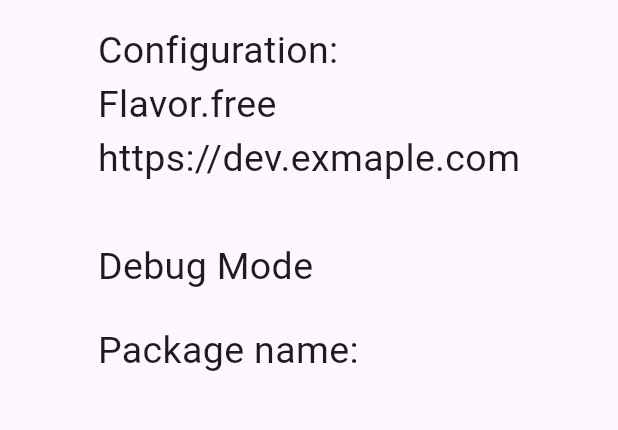
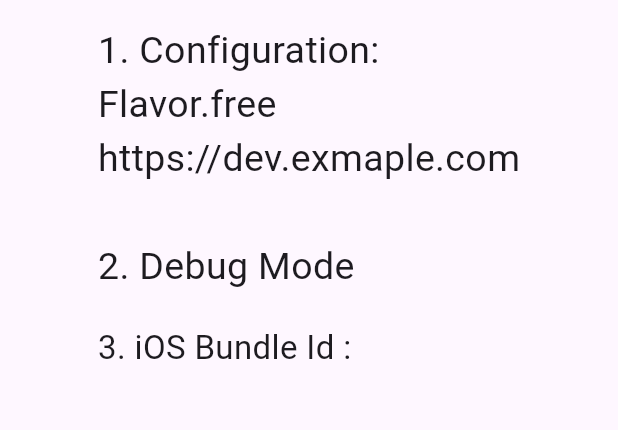
Before and after one commit to theshivamlko/flutter_environment, a Flutter app: the screen it shows after launch, on a phone screen of 412 x 824 dp, the part 84-514 px from its top. Run offline on Flutter 3.47's test engine with Material 3 defaults, Android fonts, the phone set to English and light mode, and no system bars; our stand-ins replace args, package_info_plus.

```diff
--- a/lib/my_home_page.dart
+++ b/lib/my_home_page.dart
@@ -1,3 +1,5 @@
+import 'dart:io';
+
 import 'package:flutter/foundation.dart';
 import 'package:flutter/scheduler.dart';
 import 'package:package_info_plus/package_info_plus.dart';
@@ -20,7 +22,8 @@ class _MyHomePageState extends State<MyHomePage> {
   void initState() {
     SchedulerBinding.instance.addPersistentFrameCallback((timeStamp) async {
       packageInfo = await PackageInfo.fromPlatform();
-      print('Running on ${packageInfo!.packageName}'); // e.g. "Moto G (4)"
+      print('Running on ${packageInfo!.packageName}'); // e.
+      setState(() {}); // g. "Moto G (4)"
     });
 
     super.initState();
@@ -41,18 +44,18 @@ class _MyHomePageState extends State<MyHomePage> {
             crossAxisAlignment: CrossAxisAlignment.start,
             children: <Widget>[
               Text(
-                'Configuration: \n'
+                '1. Configuration: \n'
                 '${widget.appConfig.flavor}'
                 '\n${widget.appConfig.baseUrl}'
                 '\n${widget.appConfig.someValue}'
-                '\n${kReleaseMode ? "Release Mode" : "Debug Mode"}',
+                '\n2. ${kReleaseMode ? "Release Mode" : "Debug Mode"}',
                 style: const TextStyle(fontSize: 25),
               ),
               const Padding(padding: EdgeInsets.all(10)),
               Text(
-                'Package name: \n'
+                '3. ${Platform.isAndroid ? "Android Package" : "iOS Bundle Id"} : \n'
                 '${packageInfo?.packageName ?? ""}',
-                style: const TextStyle(fontSize: 25),
+                style: const TextStyle(fontSize: 22),
               ),
             ],
           ),
```
Also changed, not shown: 1 other file.
